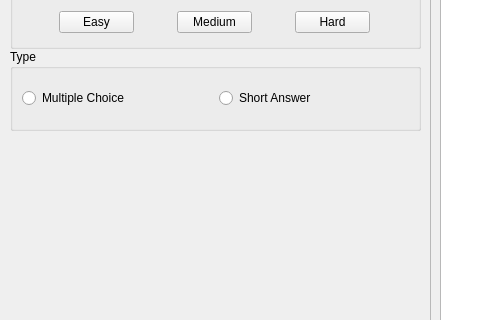
Old version of the form questiondialog.ui in the repository DimitarRizzovski/SAT-1; both pictures show x 0 to 480 and y 81 to 401 of the 777 by 482 pixel window.
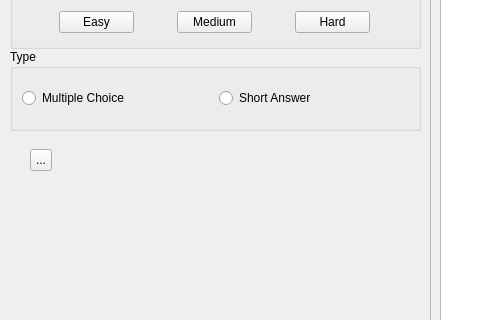
New version of the form.

Commit message: Made the popup window buttons work

Diff of the .ui file:
```diff
--- a/questiondialog.ui
+++ b/questiondialog.ui
@@ -222,6 +222,19 @@
     </item>
    </layout>
   </widget>
+  <widget class="QToolButton" name="toolButton">
+   <property name="geometry">
+    <rect>
+     <x>30</x>
+     <y>230</y>
+     <width>22</width>
+     <height>22</height>
+    </rect>
+   </property>
+   <property name="text">
+    <string>...</string>
+   </property>
+  </widget>
  </widget>
  <resources/>
  <connections/>
```
The commit also changes 1 other file.
